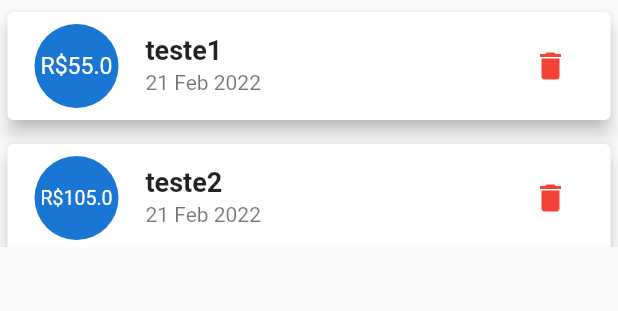
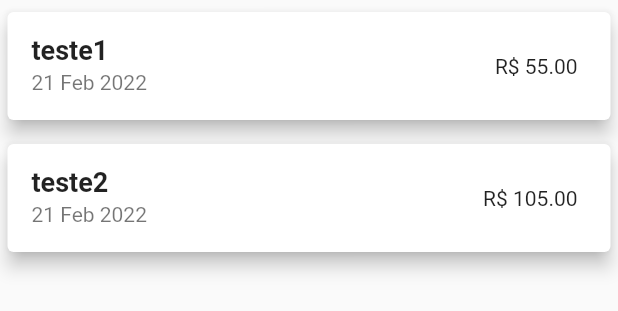
Before and after one commit to ArthurSilvaN/Expenses-App-Flutter, a Flutter app: the TransactionList widget shown alone on an empty page, opened directly, on a phone screen of 412 x 824 dp. Shown: the top 311 px of the screen. Run offline on Flutter 3.47's test engine with Material 2 defaults, Android fonts, the phone set to English and light mode, and no system bars; our stand-ins replace syncfusion_flutter_charts; Roboto replaces fonts that are missing (OpenSans, Quicksand).

Commit message:
transaction list adjusts

```diff
--- a/lib/features/home/widgets/transaction_list.dart
+++ b/lib/features/home/widgets/transaction_list.dart
@@ -1,8 +1,11 @@
 import 'package:flutter/material.dart';
 import 'package:flutter/widgets.dart';
 import 'package:intl/intl.dart';
+import 'package:provider/provider.dart';
 
+import '../../../components/modal.dart';
 import '../../../core/usecases/transacion_usecase.dart';
+import '../../../models/transaction.dart';
 
 class TransactionList extends StatefulWidget {
   const TransactionList({Key? key}) : super(key: key);
@@ -17,13 +20,18 @@ class _TransactionListState extends State<TransactionList> {
   @override
   void initState() {
     super.initState();
-    _transactionController = TransactionUsecase();
+    _transactionController =
+        Provider.of<TransactionUsecase>(context, listen: false);
+  }
+
+  void _openDeleteTransactionModal(BuildContext context, Transaction tr) {
+    ModalDeleteTransaction(tr).info(context);
   }
 
   @override
   Widget build(BuildContext context) {
     return SizedBox(
-      height: MediaQuery.of(context).size.height * 0.2,
+      height: MediaQuery.of(context).size.height * 0.5,
       child: _transactionController.transactions.isEmpty
           ? Center(
               child: Column(
@@ -43,26 +51,23 @@ class _TransactionListState extends State<TransactionList> {
                 ],
               ),
             )
-          : ListView.builder(
+          : ValueListenableBuilder(
+              valueListenable: _transactionController.transactionsListenable,
+              builder: (_, __, ___) {
+                return ListView.builder(
                   itemCount: _transactionController.transactions.length,
                   itemBuilder: (_, index) {
                     final tr = _transactionController.transactions[index];
-                return Card(
+                    return InkWell(
+                      onLongPress: () =>
+                          _openDeleteTransactionModal(context, tr),
+                      child: Card(
                         elevation: 5,
                         margin: const EdgeInsets.symmetric(
                           vertical: 8,
                           horizontal: 5,
                         ),
                         child: ListTile(
-                    leading: CircleAvatar(
-                      radius: 30,
-                      child: Padding(
-                        padding: const EdgeInsets.all(6),
-                        child: FittedBox(
-                          child: Text('R\$${tr.value}'),
-                        ),
-                      ),
-                    ),
                           title: Text(
                             tr.title,
                             style: Theme.of(context).textTheme.headline6,
@@ -70,13 +75,18 @@ class _TransactionListState extends State<TransactionList> {
                           subtitle: Text(
                             DateFormat('d MMM y').format(tr.date),
                           ),
-                    trailing: IconButton(
-                      icon: const Icon(Icons.delete),
-                      color: Theme.of(context).errorColor,
-                      onPressed: () => setState(
-                          () => _transactionController.deleteTransaction(tr)),
+                          trailing: Padding(
+                            padding: const EdgeInsets.all(6),
+                            child: FittedBox(
+                              child: Text(
+                                'R\$ ${tr.value.toStringAsFixed(2)}',
                               ),
                             ),
+                          ),
+                        ),
+                      ),
+                    );
+                  },
                 );
               },
             ),
```
Lines whose indentation alone changed are shown as unchanged.
